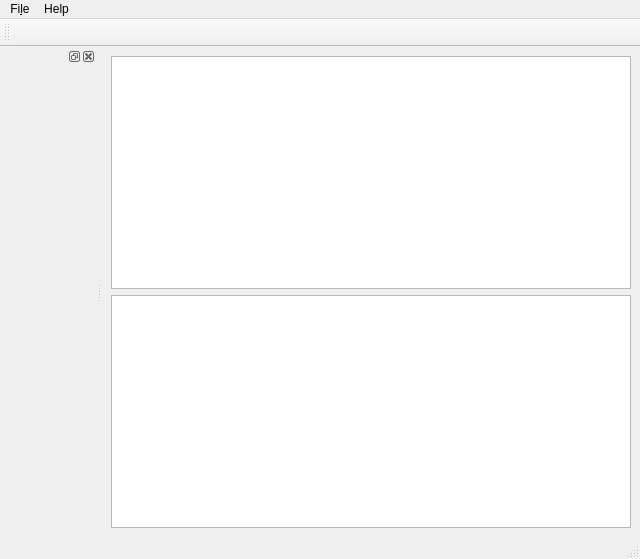
Old version of the form patriciasql_main.ui in the repository MaciekTalaska/PatriciaSQL.
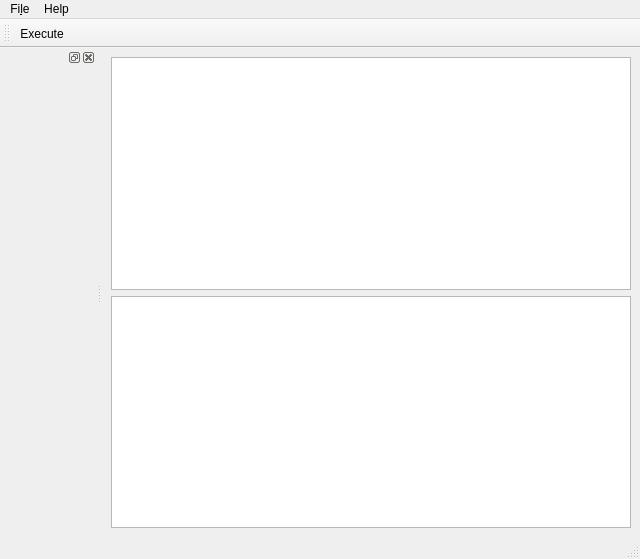
New version of the form.

What changed in the file:
```diff
--- a/patriciasql_main.ui
+++ b/patriciasql_main.ui
@@ -107,6 +107,7 @@
    <attribute name="toolBarBreak">
     <bool>false</bool>
    </attribute>
+   <addaction name="actionExecute"/>
   </widget>
   <action name="actionAbout">
    <property name="text">
@@ -133,6 +134,17 @@
     <string>&amp;Quit</string>
    </property>
   </action>
+  <action name="actionExecute">
+   <property name="text">
+    <string>Execute</string>
+   </property>
+   <property name="toolTip">
+    <string>Executes Query</string>
+   </property>
+   <property name="shortcut">
+    <string>Ctrl+Return</string>
+   </property>
+  </action>
  </widget>
  <resources/>
  <connections/>
```
